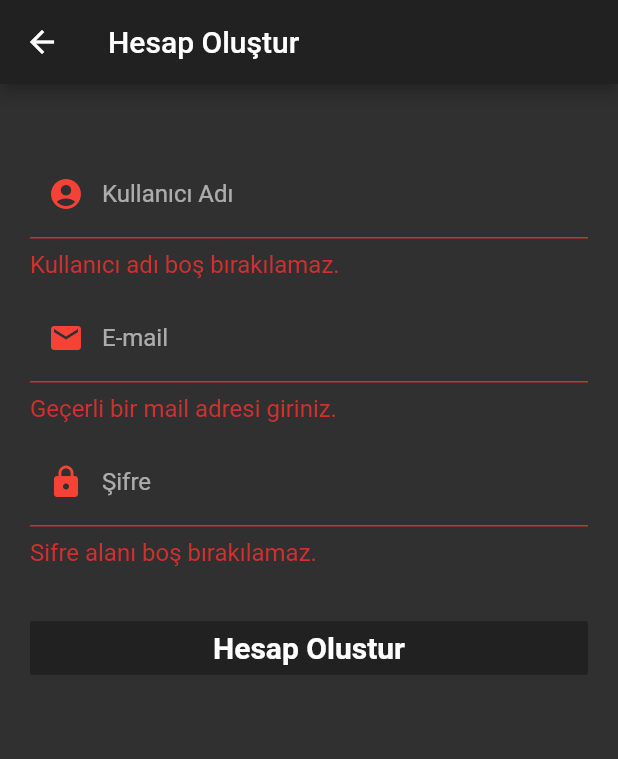
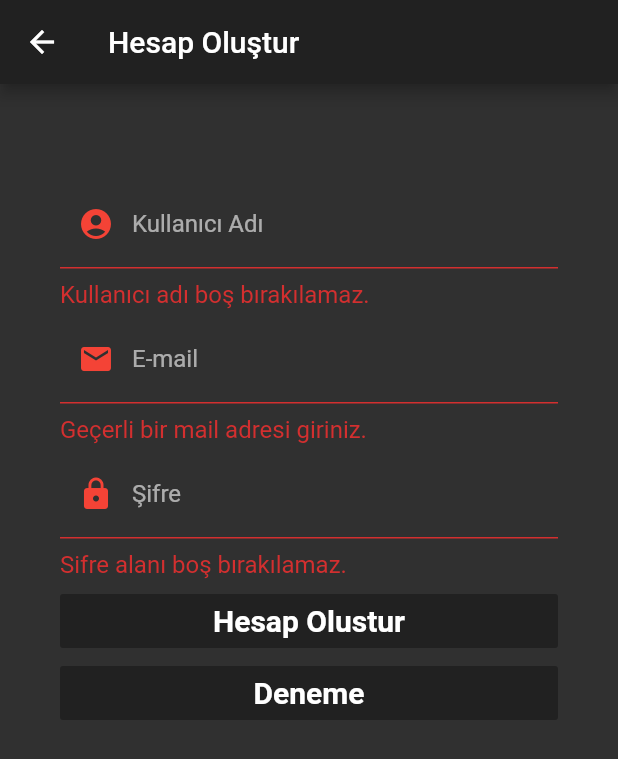
Before and after one commit to necatichdar/kilo_analiz_uygulamasi, a Flutter app: the HesapOlustur screen opened directly, after a tap on "Hesap Olustur", on a phone screen of 412 x 824 dp. Shown: the top 759 px of the screen. Run offline on Flutter 3.47's test engine with Material 2 defaults, Android fonts, the phone set to English and light mode, and no system bars; our stand-ins replace cloud_firestore, firebase_auth, firebase_core, google_sign_in; accounts and stored records are empty; network calls fail.

Commit message:
firabase giris ve veritabanina kullanici olusturma islemleri yapildi

```diff
--- a/lib/models/kullanici.dart
+++ b/lib/models/kullanici.dart
@@ -25,6 +25,7 @@ class Kullanici {
   }
 
   //Dokumandan kullanici objesi uretir.
+  //Firestore da kayitli kullaniciyi Kullaniciya atar.
   factory Kullanici.dokumandanUret(DocumentSnapshot doc) {
     return Kullanici(
       id : doc.id,
--- a/lib/screens/hesap_olustur.dart
+++ b/lib/screens/hesap_olustur.dart
@@ -1,5 +1,6 @@
 import 'package:flutter/cupertino.dart';
 import 'package:flutter/material.dart';
+import 'package:kilo_analiz_uygulamasi/services/firestore_servisi.dart';
 import 'package:kilo_analiz_uygulamasi/services/yetkilendirme_servisi.dart';
 import 'package:provider/provider.dart';
 
@@ -15,7 +16,10 @@ class _HesapOlusturState extends State<HesapOlustur> {
 
   @override
   Widget build(BuildContext context) {
-    return Scaffold(
+    return GestureDetector(
+      onTap: () => FocusScope.of(context).requestFocus(FocusNode()),
+      onDoubleTap: () =>Navigator.pop(context),
+      child: Scaffold(
         appBar: AppBar(
           title: Text("Hesap Oluştur"),
         ),
@@ -30,7 +34,7 @@ class _HesapOlusturState extends State<HesapOlustur> {
               height: 20,
             ),
             Padding(
-            padding: const EdgeInsets.all(20.0),
+              padding: const EdgeInsets.all(40.0),
               child: Form(
                 key: _formAnahtari,
                 child: Column(
@@ -60,7 +64,7 @@ class _HesapOlusturState extends State<HesapOlustur> {
                       onSaved: (newValue) => kullaniciAdi = newValue.trim(),
                     ),
                     SizedBox(
-                    height: 10,
+                      height: 4,
                     ),
                     TextFormField(
                       autocorrect: true,
@@ -88,7 +92,7 @@ class _HesapOlusturState extends State<HesapOlustur> {
                       onSaved: (newValue) => email = newValue,
                     ),
                     SizedBox(
-                    height: 10,
+                      height: 4,
                     ),
                     TextFormField(
                       autocorrect: true,
@@ -115,7 +119,7 @@ class _HesapOlusturState extends State<HesapOlustur> {
                       onSaved: (newValue) => sifre = newValue,
                     ),
                     SizedBox(
-                    height: 30,
+                      height: 4,
                     ),
                     Container(
                       width: double.infinity,
@@ -132,12 +136,29 @@ class _HesapOlusturState extends State<HesapOlustur> {
                           ),
                         ),
                       ),
+                    ),
+                    Container(
+                      width: double.infinity,
+                      child: FlatButton(
+                        color: Theme.of(context).primaryColor,
+                        onPressed: () {
+                          FocusScope.of(context).requestFocus(FocusNode());
+                        },
+                        child: Text(
+                          "Deneme",
+                          style: TextStyle(
+                            fontSize: 20,
+                            fontWeight: FontWeight.bold,
+                          ),
+                        ),
+                      ),
                     )
                   ],
                 ),
               ),
             )
           ],
+        ),
       ),
     );
   }
@@ -152,7 +173,13 @@ class _HesapOlusturState extends State<HesapOlustur> {
         loading = true;
       });
       try {
-        await _yetkilendirmeServisi.mailIleKayit(email, sifre);
+        var kullanici = await _yetkilendirmeServisi.mailIleKayit(email, sifre);
+        if (kullanici != null) {
+          FirestoreServisi().kullaniciOlustur(
+              id: kullanici.id,
+              email: kullanici.email,
+              kullaniciAdi: kullanici.kullaniciAdi);
+        }
         Navigator.pop(context);
       } catch (hata) {
         print(hata.code);
```
Also changed, not shown: lib/screens/giris_sayfasi.dart (+27 -4 lines), lib/services/firestore_servisi.dart (+16 -6 lines). Lines whose indentation alone changed are shown as unchanged.
